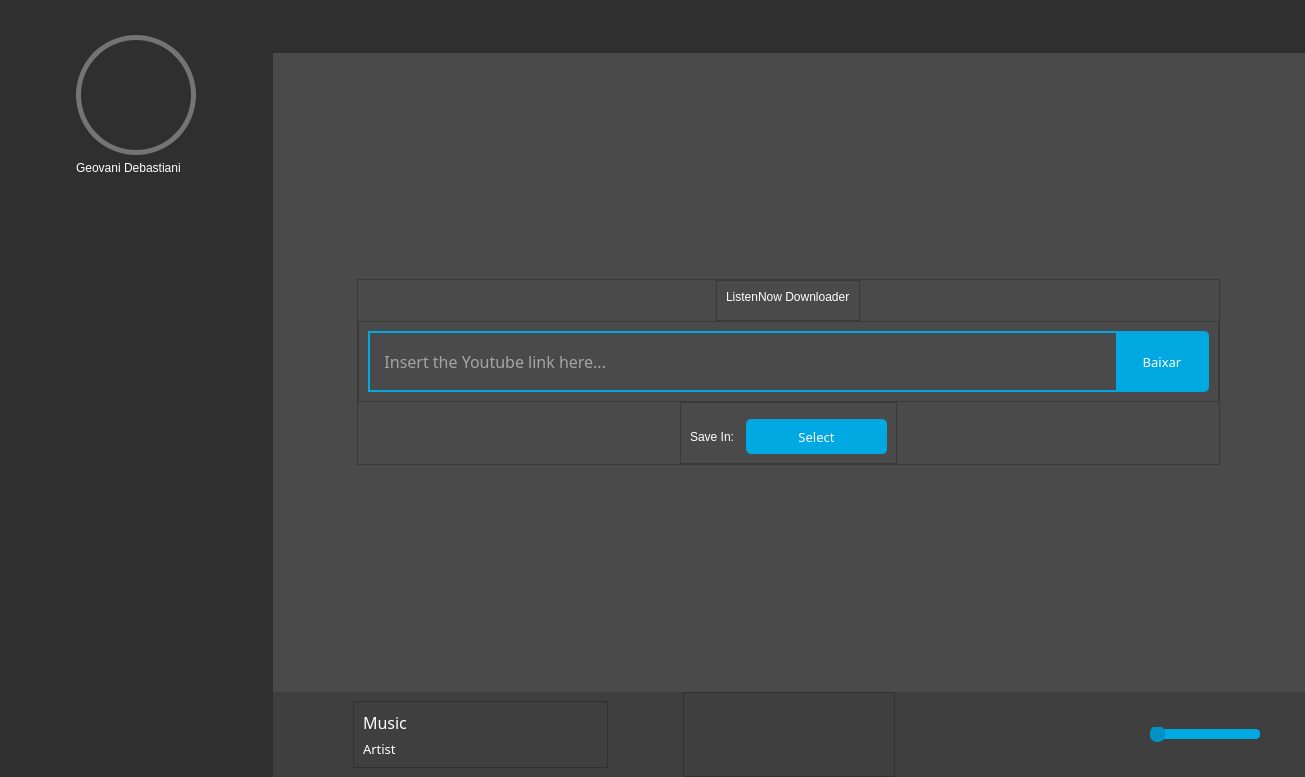
First picture: the form in View/UI/Interface.ui, repository GeovaniTech/ListenNow_V2, before the edit.
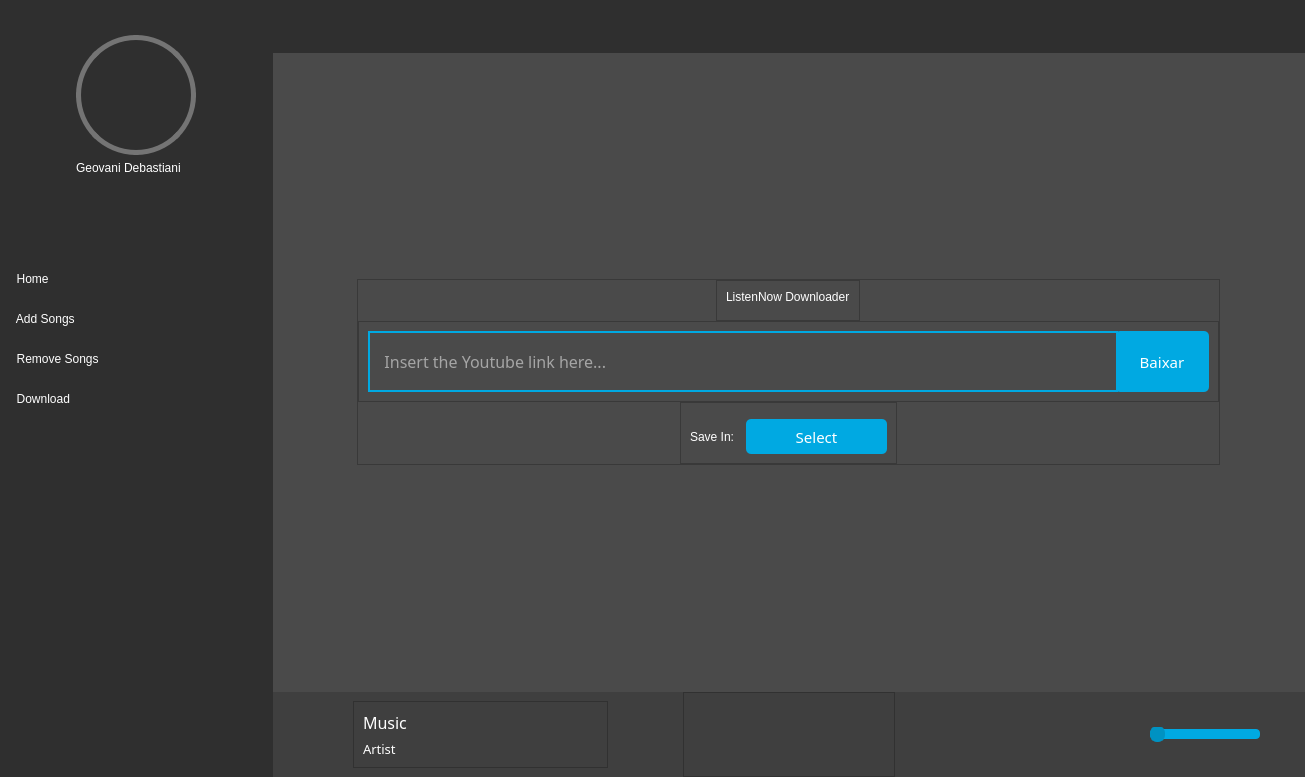
Second picture: the form after the edit. Icons and pictures are not drawn.

Commit message: Menu - OK

```diff
--- a/View/UI/Interface.ui
+++ b/View/UI/Interface.ui
@@ -150,7 +150,7 @@
             </layout>
            </widget>
           </item>
-          <item>
+          <item alignment="Qt::AlignTop">
            <widget class="QFrame" name="frame_4">
             <property name="frameShape">
              <enum>QFrame::NoFrame</enum>
@@ -158,6 +158,191 @@
             <property name="frameShadow">
              <enum>QFrame::Raised</enum>
             </property>
+            <layout class="QVBoxLayout" name="verticalLayout_11">
+             <property name="spacing">
+              <number>0</number>
+             </property>
+             <property name="leftMargin">
+              <number>0</number>
+             </property>
+             <property name="topMargin">
+              <number>0</number>
+             </property>
+             <property name="rightMargin">
+              <number>0</number>
+             </property>
+             <property name="bottomMargin">
+              <number>0</number>
+             </property>
+             <item>
+              <widget class="QPushButton" name="pushButton_9">
+               <property name="minimumSize">
+                <size>
+                 <width>0</width>
+                 <height>40</height>
+                </size>
+               </property>
+               <property name="maximumSize">
+                <size>
+                 <width>16777215</width>
+                 <height>40</height>
+                </size>
+               </property>
+               <property name="styleSheet">
+                <string notr="true">QPushButton {
+border: 0px;
+color: white;
+font: 11pt &quot;Century Gothic&quot;;
+text-align: left;
+}
+
+QPushButton:hover {
+border: 0px;
+	background-color: rgb(77, 77, 77);
+}</string>
+               </property>
+               <property name="text">
+                <string>     Home</string>
+               </property>
+               <property name="icon">
+                <iconset resource="../QRC/file.qrc">
+                 <normaloff>:/icons/imagens/casa_25x25.png</normaloff>:/icons/imagens/casa_25x25.png</iconset>
+               </property>
+               <property name="iconSize">
+                <size>
+                 <width>30</width>
+                 <height>30</height>
+                </size>
+               </property>
+              </widget>
+             </item>
+             <item>
+              <widget class="QPushButton" name="pushButton_11">
+               <property name="minimumSize">
+                <size>
+                 <width>0</width>
+                 <height>40</height>
+                </size>
+               </property>
+               <property name="maximumSize">
+                <size>
+                 <width>16777215</width>
+                 <height>40</height>
+                </size>
+               </property>
+               <property name="styleSheet">
+                <string notr="true">QPushButton {
+border: 0px;
+color: white;
+font: 11pt &quot;Century Gothic&quot;;
+text-align: left;
+}
+
+QPushButton:hover {
+border: 0px;
+	background-color: rgb(77, 77, 77);
+}</string>
+               </property>
+               <property name="text">
+                <string>     Add Songs</string>
+               </property>
+               <property name="icon">
+                <iconset>
+                 <normaloff>../QRC/adicionar-botao_br.png</normaloff>../QRC/adicionar-botao_br.png</iconset>
+               </property>
+               <property name="iconSize">
+                <size>
+                 <width>30</width>
+                 <height>30</height>
+                </size>
+               </property>
+              </widget>
+             </item>
+             <item>
+              <widget class="QPushButton" name="pushButton_13">
+               <property name="minimumSize">
+                <size>
+                 <width>0</width>
+                 <height>40</height>
+                </size>
+               </property>
+               <property name="maximumSize">
+                <size>
+                 <width>16777215</width>
+                 <height>40</height>
+                </size>
+               </property>
+               <property name="styleSheet">
+                <string notr="true">QPushButton {
+border: 0px;
+color: white;
+font: 11pt &quot;Century Gothic&quot;;
+text-align: left;
+}
+
+QPushButton:hover {
+border: 0px;
+	background-color: rgb(77, 77, 77);
+}</string>
+               </property>
+               <property name="text">
+                <string>     Remove Songs</string>
+               </property>
+               <property name="icon">
+                <iconset>
+                 <normaloff>../QRC/lixo_br.png</normaloff>../QRC/lixo_br.png</iconset>
+               </property>
+               <property name="iconSize">
+                <size>
+                 <width>30</width>
+                 <height>30</height>
+                </size>
+               </property>
+              </widget>
+             </item>
+             <item>
+              <widget class="QPushButton" name="pushButton_12">
+               <property name="minimumSize">
+                <size>
+                 <width>0</width>
+                 <height>40</height>
+                </size>
+               </property>
+               <property name="maximumSize">
+                <size>
+                 <width>16777215</width>
+                 <height>40</height>
+                </size>
+               </property>
+               <property name="styleSheet">
+                <string notr="true">QPushButton {
+border: 0px;
+color: white;
+font: 11pt &quot;Century Gothic&quot;;
+text-align: left;
+}
+
+QPushButton:hover {
+border: 0px;
+	background-color: rgb(77, 77, 77);
+}</string>
+               </property>
+               <property name="text">
+                <string>     Download</string>
+               </property>
+               <property name="icon">
+                <iconset resource="../QRC/file.qrc">
+                 <normaloff>:/icons/imagens/download_25x25.png</normaloff>:/icons/imagens/download_25x25.png</iconset>
+               </property>
+               <property name="iconSize">
+                <size>
+                 <width>30</width>
+                 <height>30</height>
+                </size>
+               </property>
+              </widget>
+             </item>
+            </layout>
            </widget>
           </item>
           <item>
@@ -616,7 +801,10 @@
                       <property name="font">
                        <font>
                         <family>Montserrat</family>
-                        <pointsize>10</pointsize>
+                        <pointsize>11</pointsize>
+                        <weight>50</weight>
+                        <italic>false</italic>
+                        <bold>false</bold>
                        </font>
                       </property>
                       <property name="styleSheet">
@@ -684,7 +872,10 @@
                       <property name="font">
                        <font>
                         <family>Montserrat</family>
-                        <pointsize>10</pointsize>
+                        <pointsize>11</pointsize>
+                        <weight>50</weight>
+                        <italic>false</italic>
+                        <bold>false</bold>
                        </font>
                       </property>
                       <property name="styleSheet">
```
Left out of the diff: 4 changed lines with no effect on the pictures. The commit also changes 1 other file.
